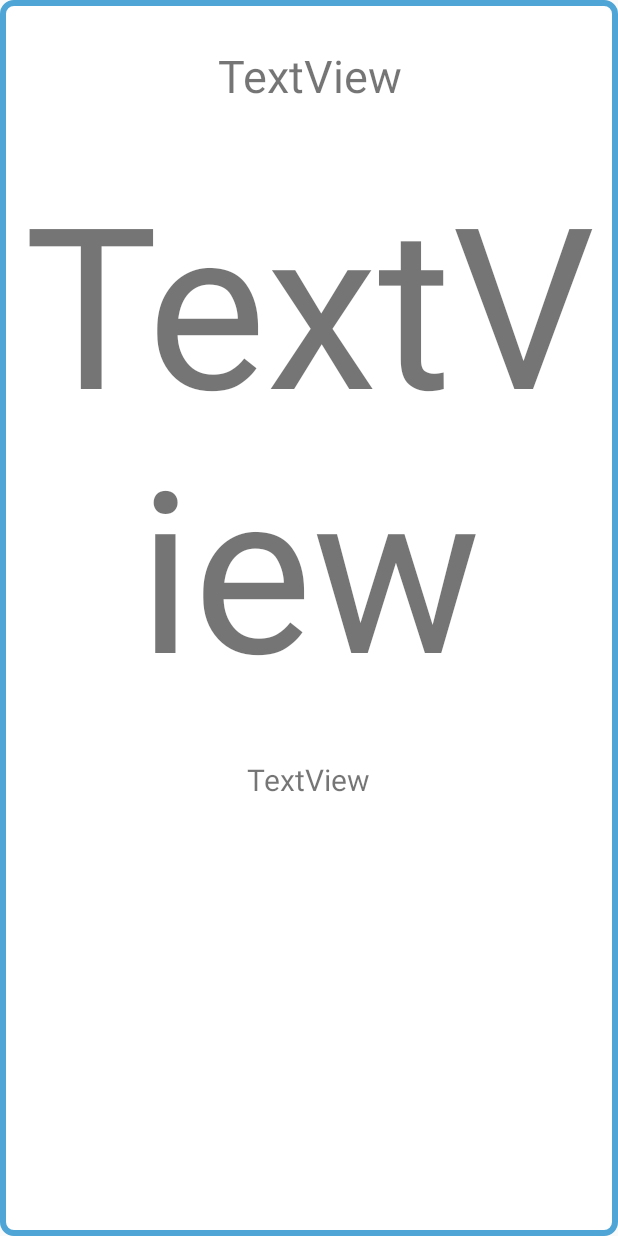
After one commit to Kathixx/TanzDerFunktionen2, an Android app: the layout activity_punkte.xml on its own in the app's theme, with its tools: preview values and no code run, on a phone screen of 412 x 824 dp. The commit adds this screen. Run offline under Robolectric (Android 15) with nearby library versions, the phone set to English and light mode, and no system bars.

Commit message:
Bewertung und Pop-Up-Window verändert
Pro Level gibt es nun 45 Punkte, Nullstellen und Achsenabschnitt sind
keine Vorraussetzung mehr sondern bringen nur viele Punkte, Bewertung
wird in einem Pop-Up-Window angezeigt, dafür wurde auch die Schriftart
(im Ordner main>assets>fonts) verändert!

```diff
--- a/app/src/main/AndroidManifest.xml
+++ b/app/src/main/AndroidManifest.xml
@@ -18,8 +18,11 @@
         <activity android:name=".activities.Anleitung" />
         <activity android:name=".activities.Spiel" />
         <activity android:name=".activities.Info" />
-        <activity android:name=".activities.Menu" />
+        <activity android:name=".activities.Menu"
+            android:theme="@style/AppTheme.CustomTheme"/>
         <activity android:name=".activities.Bewertung" />
+        <activity android:name=".activities.Punkte"
+            android:theme="@style/AppTheme.CustomTheme"/>
     </application>
 
 </manifest>
--- /dev/null
+++ b/app/src/main/res/drawable/border_style.xml
@@ -0,0 +1,8 @@
+<?xml version="1.0" encoding="utf-8"?>
+<shape xmlns:android="http://schemas.android.com/apk/res/android"
+    android:shape="rectangle">
+
+    <solid android:color="#ffffff" />
+    <stroke android:width="4dip" android:color="#4fa5d5"/>
+    <corners android:radius="7dp"></corners>
+</shape>
--- /dev/null
+++ b/app/src/main/res/layout/activity_punkte.xml
@@ -0,0 +1,47 @@
+<?xml version="1.0" encoding="utf-8"?>
+<RelativeLayout xmlns:android="http://schemas.android.com/apk/res/android"
+    xmlns:tools="http://schemas.android.com/tools"
+    android:layout_width="match_parent"
+    android:layout_height="match_parent"
+    android:background="@drawable/border_style">
+
+
+
+    <TextView
+        android:id="@+id/Ergebnis"
+        android:text="TextView"
+        android:layout_width="wrap_content"
+        android:layout_height="wrap_content"
+        android:layout_margin="30dp"
+        android:textAlignment="center"
+        android:layout_centerHorizontal="true"
+        android:textSize="30dp"
+        android:textAllCaps="false"
+        />
+
+    <TextView
+        android:id="@+id/Punkte"
+        android:text="TextView"
+        android:layout_width="wrap_content"
+        android:layout_height="wrap_content"
+        android:textSize="150dp"
+        android:layout_below="@+id/Ergebnis"
+        android:textAlignment="center"
+        android:layout_centerHorizontal="true"
+        />
+
+    <TextView
+        android:id="@+id/Erklärung"
+        android:text="TextView"
+        android:layout_width="wrap_content"
+        android:layout_height="wrap_content"
+        android:layout_below="@+id/Punkte"
+        android:textAlignment="center"
+        android:layout_centerHorizontal="true"
+        android:layout_marginTop="30dp"
+        android:textSize="20dp"
+        android:textAllCaps="false"
+        />
+
+
+</RelativeLayout>
--- a/app/src/main/res/values/styles.xml
+++ b/app/src/main/res/values/styles.xml
@@ -8,4 +8,10 @@
         <item name="colorAccent">@color/colorAccent</item>
     </style>
 
+    <style name="AppTheme.CustomTheme">
+        <item name="android:windowIsTranslucent">true</item>
+        <item name= "android:windowCloseOnTouchOutside">true</item>
+    </style>
+
+
 </resources>
```
Also changed, not shown: app/src/main/java/com/example/arabellaprivat/tanzderfunktionen/Activities/Menu.java (+16 -12 lines), app/src/main/java/com/example/arabellaprivat/tanzderfunktionen/activities/Punkte.java (added, +76 -0 lines), app/src/main/java/com/example/arabellaprivat/tanzderfunktionen/activities/Spiel.java (+87 -12 lines), app/src/main/java/com/example/arabellaprivat/tanzderfunktionen/checkAndDraw/Pruefung.java (+49 -44 lines), app/src/main/res/layout/popupwindow.xml (deleted, +0 -32 lines), app/src/main/assets/fonts/BAUHS93.TTF (added), app/src/main/assets/fonts/Brandon_reg.otf (added).
